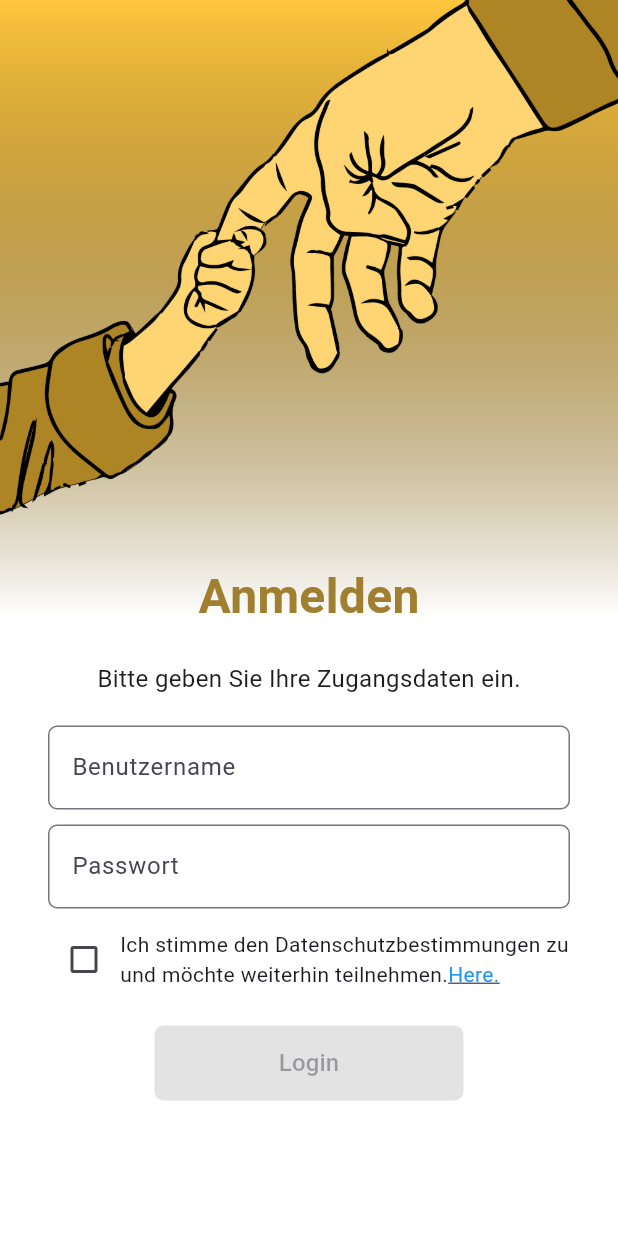
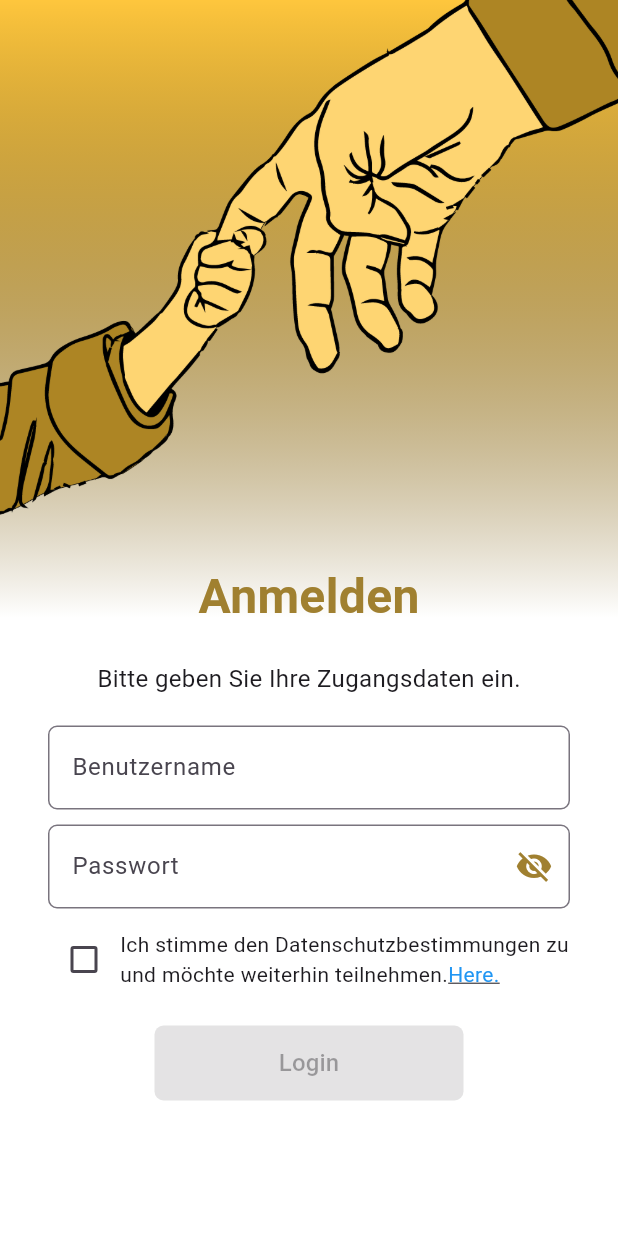
Before and after one commit to ADAPT-Research-Platform/Adapt_Mobile_App, a Flutter app: the screen it shows after launch, on a phone screen of 412 x 824 dp. Run offline on Flutter 3.47's test engine with Material 3 defaults, Android fonts, the phone set to English and light mode, and no system bars; our stand-ins replace fl_chart, flutter_local_notifications, flutter_markdown, flutter_secure_storage, table_calendar, timezone and 1 more; missing offline and left inert: flutter_polygon, markdown; accounts and stored records are empty.

Commit message:
Added obscure Password toggle

```diff
--- a/lib/pages/login_page.dart
+++ b/lib/pages/login_page.dart
@@ -25,6 +25,7 @@ class _LoginPageState extends State<LoginPage> {
   final TextEditingController _userEmailController = TextEditingController();
   final TextEditingController _passwordController = TextEditingController();
   bool _isChecked = false;
+  bool _obscurePassword = true;
 
   @override
   void dispose() {
@@ -120,11 +121,21 @@ class _LoginPageState extends State<LoginPage> {
                       const SizedBox(height: 10),
                       TextField(
                         controller: _passwordController,
-                        obscureText: true,
+                        obscureText: _obscurePassword,
                         decoration: InputDecoration(
                           labelText: LocalizationService().get('Password'),
                           border: OutlineInputBorder(
                             borderRadius: BorderRadius.circular(6.0),
+                          ),
+                          suffixIcon: IconButton(
+                            icon: _obscurePassword
+                                ? Icon(Icons.visibility_off, color: Theme.of(context).primaryColorDark, size: 25)
+                                : Icon(Icons.visibility, color: Theme.of(context).primaryColorDark, size: 25),
+                            onPressed: () {
+                              setState(() {
+                                _obscurePassword = !_obscurePassword;
+                              });
+                            },
                           ),
                         ),
                       ),
```
